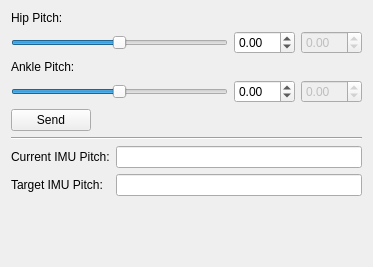
First picture: the form in thor_mang_com_adjustment/resource/com_adjustment.ui, repository thor-mang/thor_mang_ui, before the edit.
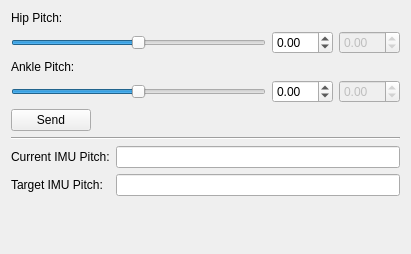
Second picture: the form after the edit.

The edit to the form file:
```diff
--- a/thor_mang_com_adjustment/resource/com_adjustment.ui
+++ b/thor_mang_com_adjustment/resource/com_adjustment.ui
@@ -9,8 +9,8 @@
    <rect>
     <x>0</x>
     <y>0</y>
-    <width>373</width>
-    <height>267</height>
+    <width>411</width>
+    <height>254</height>
    </rect>
   </property>
   <property name="sizePolicy">
@@ -22,8 +22,15 @@
   <property name="windowTitle">
    <string>ThorMangCoMAdjustment</string>
   </property>
-  <layout class="QVBoxLayout" name="verticalLayout_2">
-   <item>
+  <layout class="QGridLayout" name="gridLayout_2" columnstretch="2">
+   <item row="1" column="0">
+    <widget class="Line" name="line">
+     <property name="orientation">
+      <enum>Qt::Horizontal</enum>
+     </property>
+    </widget>
+   </item>
+   <item row="0" column="0">
     <layout class="QVBoxLayout" name="verticalLayout">
      <item>
       <widget class="QLabel" name="label">
@@ -154,14 +161,7 @@
      </item>
     </layout>
    </item>
-   <item>
-    <widget class="Line" name="line">
-     <property name="orientation">
-      <enum>Qt::Horizontal</enum>
-     </property>
-    </widget>
-   </item>
-   <item>
+   <item row="2" column="0">
     <layout class="QGridLayout" name="gridLayout">
      <item row="0" column="0">
       <widget class="QLabel" name="label_3">
@@ -189,7 +189,7 @@
      </item>
     </layout>
    </item>
-   <item>
+   <item row="3" column="0">
     <spacer name="verticalSpacer">
      <property name="orientation">
       <enum>Qt::Vertical</enum>
@@ -197,7 +197,7 @@
      <property name="sizeHint" stdset="0">
       <size>
        <width>20</width>
-       <height>40</height>
+       <height>0</height>
       </size>
      </property>
     </spacer>
```
